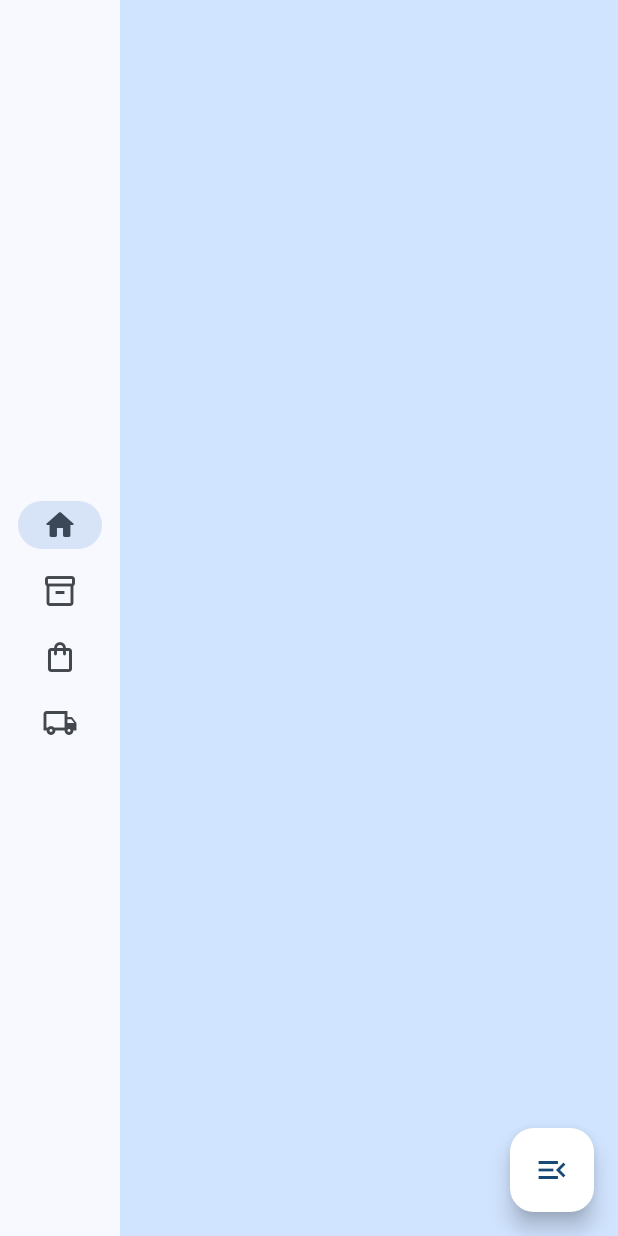
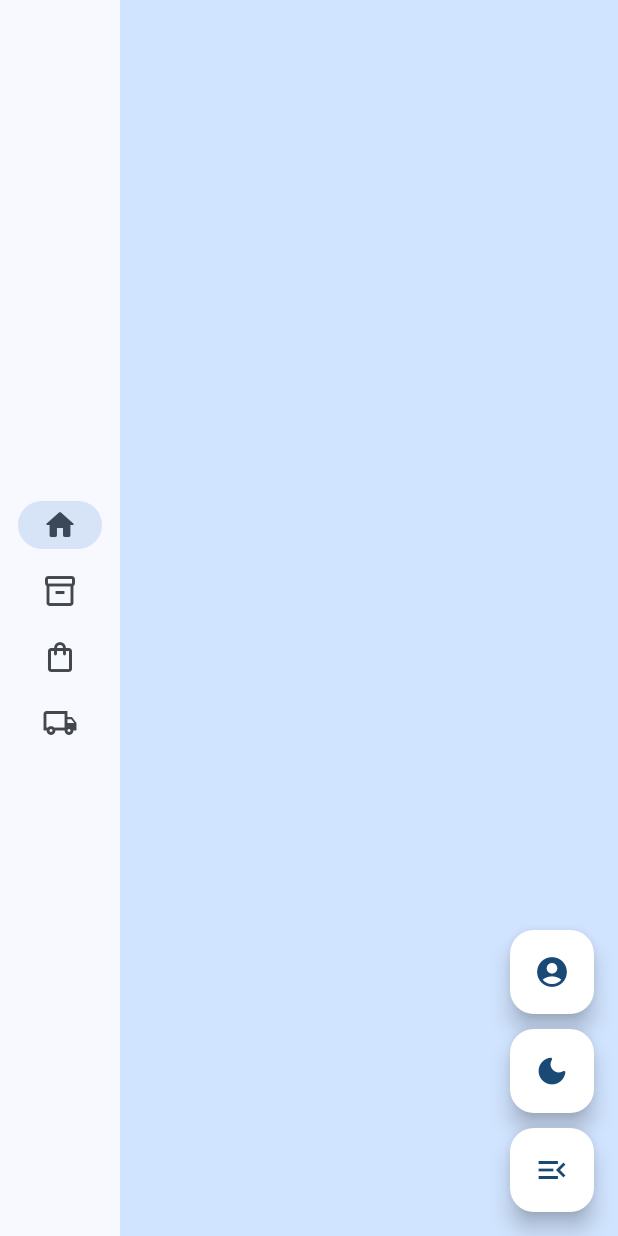
Before and after one commit to melviinalfaro/republicacelular, a Flutter app: the DesktopLayout screen opened directly, on a phone screen of 412 x 824 dp. Run offline on Flutter 3.47's test engine with Material 2 defaults, Android fonts, the phone set to English and light mode, and no system bars.

Commit message:
Se agregaron los floatingButtons

```diff
--- a/lib/responsive/desktop_layout.dart
+++ b/lib/responsive/desktop_layout.dart
@@ -13,8 +13,7 @@ class _DesktopLayoutState extends State<DesktopLayout> {
 
   @override
   Widget build(BuildContext context) {
-    return LayoutBuilder(
-      builder: (context, constraints) {
+    return LayoutBuilder(builder: (context, constraints) {
       return Scaffold(
         body: Row(
           children: [
@@ -41,7 +40,7 @@ class _DesktopLayoutState extends State<DesktopLayout> {
                     NavigationRailDestination(
                       icon: Icon(Icons.inventory_2_outlined),
                       selectedIcon: Icon(Icons.inventory_2_rounded),
-                        label: Text('Catálogo'),
+                      label: Text('Catálogo de productos'),
                     ),
                     NavigationRailDestination(
                       icon: Icon(Icons.shopping_bag_outlined),
@@ -65,21 +64,45 @@ class _DesktopLayoutState extends State<DesktopLayout> {
             Expanded(
               child: Container(
                 color: Theme.of(context).colorScheme.primaryContainer,
+                //Contenido de la aplicación
               ),
             ),
           ],
         ),
-          floatingActionButton: FloatingActionButton(
+        floatingActionButton:
+            Column(mainAxisAlignment: MainAxisAlignment.end, children: [
+          FloatingActionButton(
+            backgroundColor: Colors.white,
+            onPressed: () {
+              setState(() {});
+            },
+            child: const Icon(Icons.account_circle_rounded),
+          ),
+          const SizedBox(
+            height: 10,
+          ),
+          FloatingActionButton(
+            backgroundColor: Colors.white,
+            onPressed: () {
+              setState(() {});
+            },
+            child: const Icon(Icons.dark_mode_rounded),
+          ),
+          const SizedBox(
+            height: 10,
+          ),
+          FloatingActionButton(
             backgroundColor: Colors.white,
             onPressed: () {
               setState(() {
                 _isNavigationRailVisible = !_isNavigationRailVisible;
               });
             },
-            child: Icon(_isNavigationRailVisible ? Icons.menu_open : Icons.menu),
+            child:
+                Icon(_isNavigationRailVisible ? Icons.menu_open : Icons.menu),
           ),
+        ]),
       );
-      }
-    );
+    });
   }
 }
```
Lines whose indentation alone changed are shown as unchanged.
